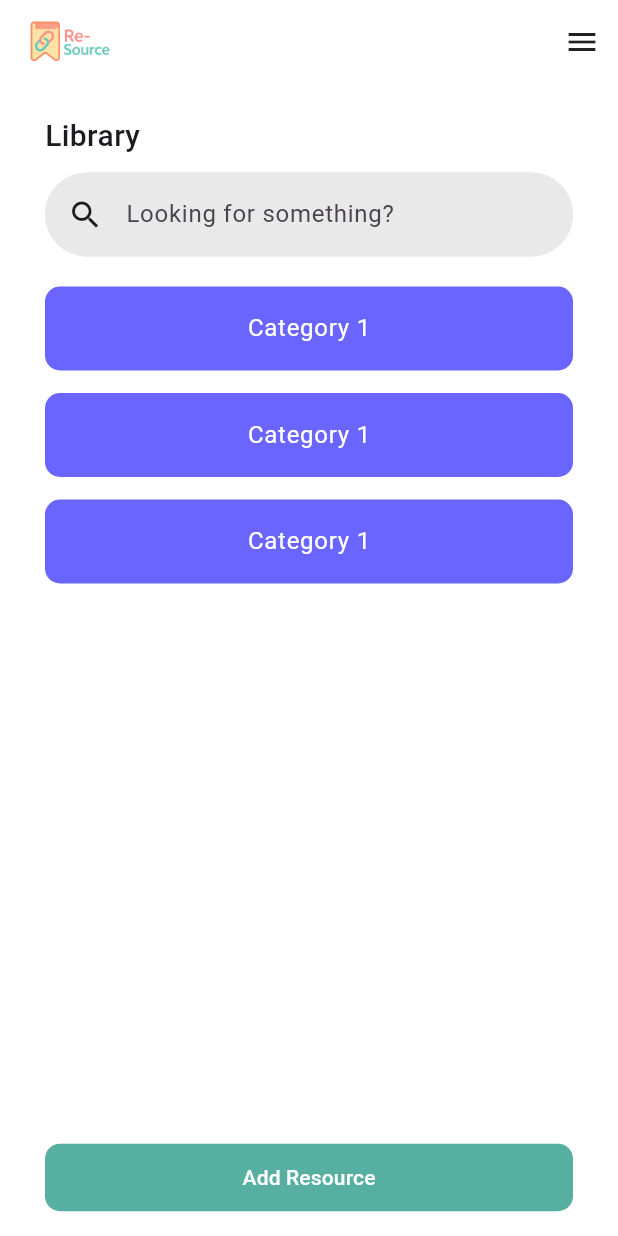
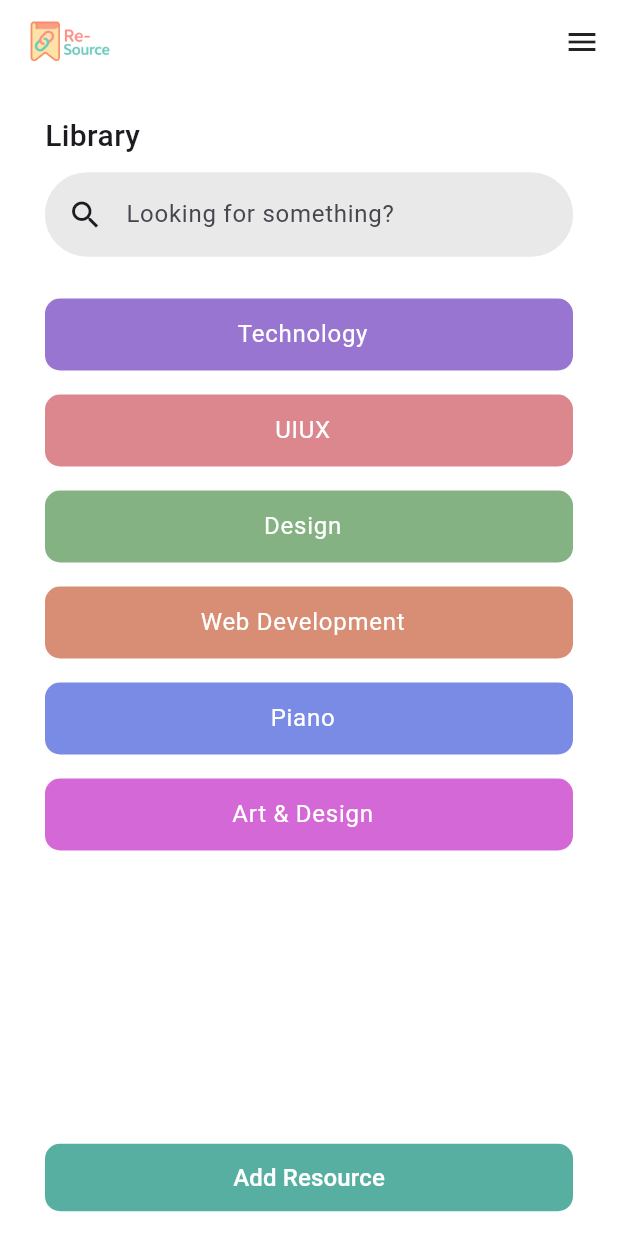
Before and after one commit to TaigaTi/Re-Source, a Flutter app: the screen it shows after launch, scrolled down 210 dp, after a tap on "View All", on a phone screen of 412 x 824 dp. Run offline on Flutter 3.47's test engine with Material 3 defaults, Android fonts, the phone set to English and light mode, and no system bars.

Commit message:
Updated button styling across pages

```diff
--- a/lib/pages/category.dart
+++ b/lib/pages/category.dart
@@ -89,15 +89,21 @@ class Category extends StatelessWidget {
                     },
                     style: ButtonStyle(
                       minimumSize: WidgetStateProperty.all(
-                        const Size(double.infinity, 40),
+                        const Size(double.infinity, 45),
                       ),
                       shape: WidgetStateProperty.all(
                         RoundedRectangleBorder(
                           borderRadius: BorderRadius.circular(10),
                         ),
                       ),
+                      backgroundColor: WidgetStateProperty.all(
+                        const Color.fromARGB(255, 87, 175, 161),
+                      ),
                     ),
-                    child: const Text("Add Resource"),
+                    child: const Text(
+                      "Add Resource",
+                      style: TextStyle(fontSize: 16),
+                    ),
                   ),
                 ),
               ],
--- a/lib/pages/edit_resource.dart
+++ b/lib/pages/edit_resource.dart
@@ -220,7 +220,7 @@ class EditResource extends StatelessWidget {
                       const Color.fromARGB(255, 87, 175, 161),
                     ),
                   ),
-                  child: Text("Next"),
+                  child: Text("Next", style: TextStyle(fontSize: 18),),
                 ),
               ],
             ),
--- a/lib/pages/home.dart
+++ b/lib/pages/home.dart
@@ -227,7 +227,10 @@ class Home extends StatelessWidget {
                         const Color.fromARGB(255, 87, 175, 161),
                       ),
                     ),
-                    child: const Text("Add Resource"),
+                    child: const Text(
+                      "Add Resource",
+                      style: TextStyle(fontSize: 16),
+                    ),
                   ),
                 ),
               ],
--- a/lib/pages/library.dart
+++ b/lib/pages/library.dart
@@ -2,6 +2,15 @@ import 'package:flutter/material.dart';
 import 'package:re_source/pages/new_resource.dart';
 import 'package:re_source/widgets/custom_appbar.dart';
 import 'package:re_source/widgets/custom_drawer.dart';
+
+final List<Map<String, dynamic>> categories = const [
+  {"title": "Technology", "color": Color.fromARGB(255, 153, 117, 210)},
+  {"title": "UIUX", "color": Color.fromARGB(255, 219, 135, 141)},
+  {"title": "Design", "color": Color.fromARGB(255, 133, 178, 130)},
+  {"title": "Web Development", "color": Color.fromARGB(255, 216, 141, 117)},
+  {"title": "Piano", "color": Color.fromARGB(255, 122, 139, 229)},
+  {"title": "Art & Design", "color": Color.fromARGB(255, 213, 104, 215)},
+];
 
 class Library extends StatelessWidget {
   const Library({super.key});
@@ -55,47 +64,26 @@ class Library extends StatelessWidget {
                 SizedBox(
                   width: double.infinity,
                   height: 550,
-                  child: ListView(
-                    children: [
-                      ListTile(
-                        title: Center(child: Text('Category 1')),
-                        textColor: Colors.white,
-                        tileColor: const Color.fromARGB(255, 106, 101, 255),
-                        contentPadding: EdgeInsets.symmetric(
-                          horizontal: 25,
-                          vertical: 0,
+                  child: ListView.builder(
+                    itemCount: categories.length,
+                    itemBuilder: (context, index) {
+                      final category = categories[index];
+                      return Padding(
+                        padding: const EdgeInsets.symmetric(vertical: 8.0, horizontal: 0.0),
+                        child: ListTile(
+                          dense: true,
+                          tileColor: category['color'],
+                          title: Text(
+                            category['title'],
+                            style: TextStyle(color: Colors.white, fontSize: 16),
+                            textAlign: TextAlign.center,
+                          ),
+                          shape: RoundedRectangleBorder(
+                            borderRadius: BorderRadius.circular(10)
+                          ),
                         ),
-                        shape: RoundedRectangleBorder(
-                          borderRadius: BorderRadius.circular(10),
-                        ),
-                      ),
-                      SizedBox(height: 15),
-                      ListTile(
-                        title: Center(child: Text('Category 1')),
-                        textColor: Colors.white,
-                        tileColor: const Color.fromARGB(255, 106, 101, 255),
-                        contentPadding: EdgeInsets.symmetric(
-                          horizontal: 25,
-                          vertical: 0,
-                        ),
-                        shape: RoundedRectangleBorder(
-                          borderRadius: BorderRadius.circular(10),
-                        ),
-                      ),
-                      SizedBox(height: 15),
-                      ListTile(
-                        title: Center(child: Text('Category 1')),
-                        textColor: Colors.white,
-                        tileColor: const Color.fromARGB(255, 106, 101, 255),
-                        contentPadding: EdgeInsets.symmetric(
-                          horizontal: 25,
-                          vertical: 0,
-                        ),
-                        shape: RoundedRectangleBorder(
-                          borderRadius: BorderRadius.circular(10),
-                        ),
-                      ),
-                    ],
+                      );
+                    },
                   ),
                 ),
                 Padding(
@@ -126,7 +114,10 @@ class Library extends StatelessWidget {
                         const Color.fromARGB(255, 87, 175, 161),
                       ),
                     ),
-                    child: const Text("Add Resource"),
+                    child: const Text(
+                      "Add Resource",
+                      style: TextStyle(fontSize: 16),
+                    ),
                   ),
                 ),
               ],
--- a/lib/pages/new_resource.dart
+++ b/lib/pages/new_resource.dart
@@ -113,7 +113,7 @@ class NewResource extends StatelessWidget {
                       const Color.fromARGB(255, 87, 175, 161),
                     ),
                   ),
-                  child: Text("Next"),
+                  child: Text("Next", style: TextStyle(fontSize: 16)),
                 ),
               ],
             ),
```
